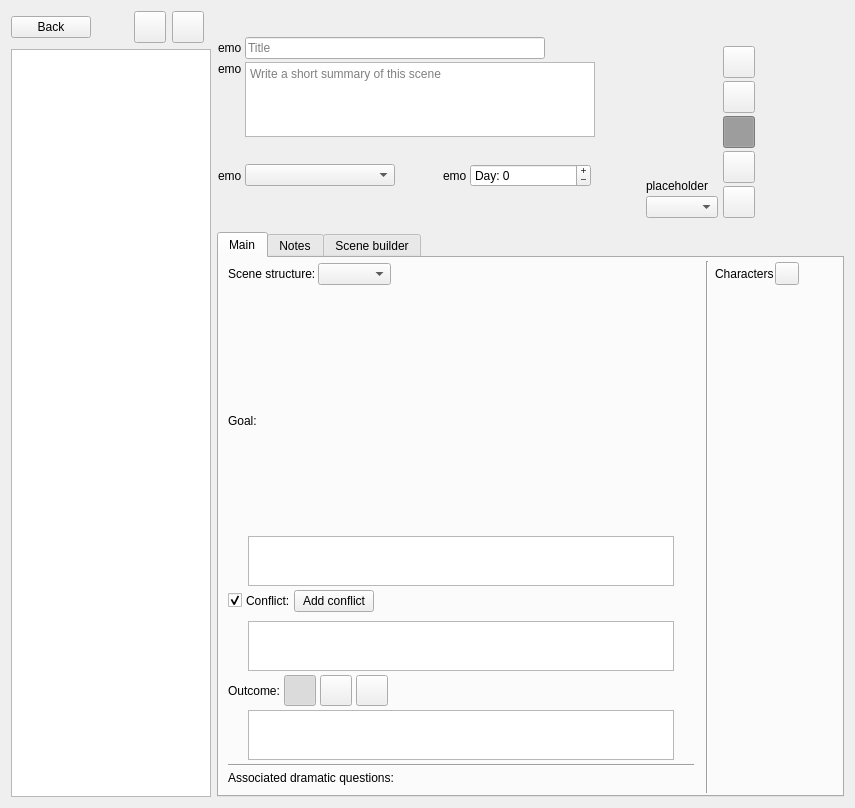
Above: ui/scene_editor.ui from zkovari/plotlyst before the change. Below: the same form after it.
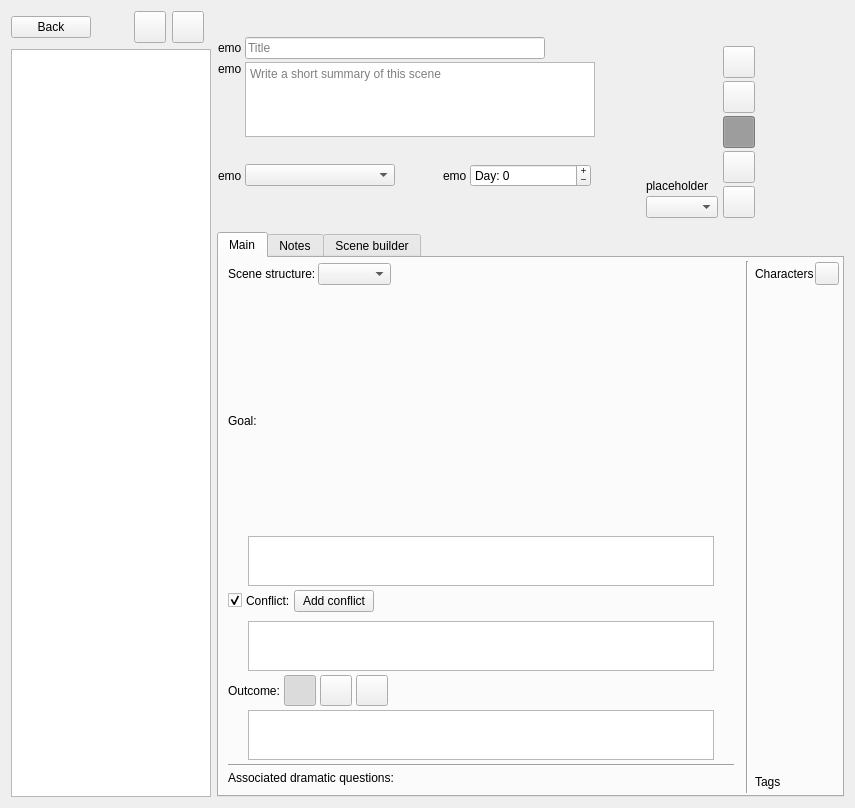
That is the form after the change. Custom widgets are drawn as their Qt base class.

Commit message: Introduce custom scene tags

The edit to the form file:
```diff
--- a/ui/scene_editor.ui
+++ b/ui/scene_editor.ui
@@ -1465,25 +1465,58 @@
                 </property>
                </spacer>
               </item>
+              <item>
+               <widget class="QWidget" name="widget_3" native="true">
+                <layout class="QVBoxLayout" name="verticalLayout_13">
+                 <property name="spacing">
+                  <number>3</number>
+                 </property>
+                 <property name="leftMargin">
+                  <number>0</number>
+                 </property>
+                 <property name="topMargin">
+                  <number>0</number>
+                 </property>
+                 <property name="rightMargin">
+                  <number>0</number>
+                 </property>
+                 <property name="bottomMargin">
+                  <number>0</number>
+                 </property>
+                 <item>
+                  <widget class="QLabel" name="label_2">
+                   <property name="text">
+                    <string>Tags</string>
+                   </property>
+                  </widget>
+                 </item>
+                 <item>
+                  <widget class="QWidget" name="wdgTagsContainer" native="true">
+                   <layout class="QVBoxLayout" name="verticalLayout_14">
+                    <property name="spacing">
+                     <number>0</number>
+                    </property>
+                    <property name="leftMargin">
+                     <number>0</number>
+                    </property>
+                    <property name="topMargin">
+                     <number>0</number>
+                    </property>
+                    <property name="rightMargin">
+                     <number>0</number>
+                    </property>
+                    <property name="bottomMargin">
+                     <number>0</number>
+                    </property>
+                   </layout>
+                  </widget>
+                 </item>
+                </layout>
+               </widget>
+              </item>
              </layout>
             </widget>
            </item>
-           <item>
-            <spacer name="horizontalSpacer_11">
-             <property name="orientation">
-              <enum>Qt::Horizontal</enum>
-             </property>
-             <property name="sizeType">
-              <enum>QSizePolicy::Preferred</enum>
-             </property>
-             <property name="sizeHint" stdset="0">
-              <size>
-               <width>40</width>
-               <height>20</height>
-              </size>
-             </property>
-            </spacer>
-           </item>
           </layout>
          </item>
          <item>
```
The commit also changes 4 other files.
